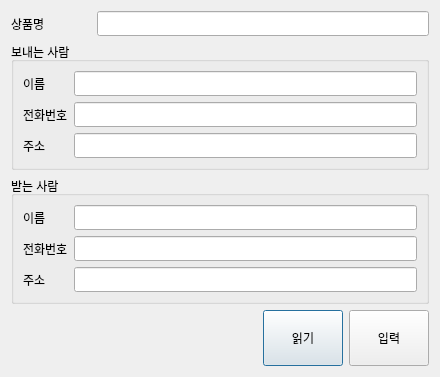
Before: the Qt Designer form gui/invoice.ui in addinedu-ros-5th/iot-repo-3, drawn with Qt 5.
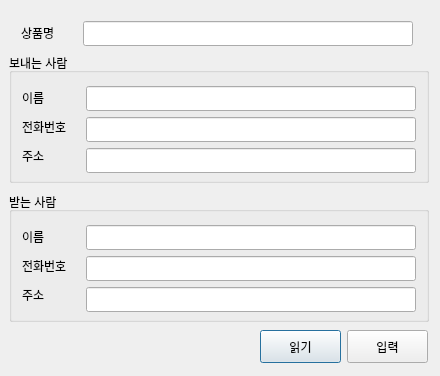
After: the same form once the commit is applied.

Commit message: modify gui visualization issues

```diff
--- a/gui/invoice.ui
+++ b/gui/invoice.ui
@@ -7,7 +7,7 @@
     <x>0</x>
     <y>0</y>
     <width>440</width>
-    <height>377</height>
+    <height>376</height>
    </rect>
   </property>
   <property name="windowTitle">
@@ -16,39 +16,27 @@
   <property name="layoutDirection">
    <enum>Qt::LeftToRight</enum>
   </property>
-  <layout class="QVBoxLayout" name="verticalLayout_5">
-   <item>
-    <layout class="QHBoxLayout" name="horizontalLayout_3">
-     <property name="spacing">
-      <number>0</number>
-     </property>
-     <item>
-      <widget class="QLabel" name="label_7">
-       <property name="text">
-        <string>상품명</string>
-       </property>
-      </widget>
-     </item>
-     <item>
-      <widget class="QLineEdit" name="lineProductName">
-       <property name="minimumSize">
-        <size>
-         <width>332</width>
-         <height>25</height>
-        </size>
-       </property>
-       <property name="maximumSize">
-        <size>
-         <width>332</width>
-         <height>25</height>
-        </size>
-       </property>
-      </widget>
-     </item>
-    </layout>
-   </item>
-   <item>
     <widget class="QGroupBox" name="groupBox">
+   <property name="geometry">
+    <rect>
+     <x>9</x>
+     <y>53</y>
+     <width>420</width>
+     <height>130</height>
+    </rect>
+   </property>
+   <property name="minimumSize">
+    <size>
+     <width>420</width>
+     <height>130</height>
+    </size>
+   </property>
+   <property name="maximumSize">
+    <size>
+     <width>420</width>
+     <height>130</height>
+    </size>
+   </property>
      <property name="font">
       <font>
        <weight>50</weight>
@@ -58,68 +46,27 @@
      <property name="title">
       <string>보내는 사람</string>
      </property>
-     <layout class="QHBoxLayout" name="horizontalLayout_2">
-      <item>
-       <layout class="QVBoxLayout" name="verticalLayout">
-        <item>
-         <widget class="QLabel" name="labelRecevierName">
-          <property name="text">
-           <string>이름</string>
-          </property>
-         </widget>
-        </item>
-        <item>
-         <widget class="QLabel" name="labelSenderNumber">
-          <property name="text">
-           <string>전화번호</string>
-          </property>
-         </widget>
-        </item>
-        <item>
-         <widget class="QLabel" name="labelSenderAddress">
-          <property name="text">
-           <string>주소</string>
-          </property>
-         </widget>
-        </item>
-       </layout>
-      </item>
-      <item>
-       <layout class="QVBoxLayout" name="verticalLayout_3">
-        <item>
-         <widget class="QLineEdit" name="lineSenderName">
-          <property name="enabled">
-           <bool>true</bool>
-          </property>
-          <property name="minimumSize">
-           <size>
-            <width>200</width>
-            <height>25</height>
-           </size>
-          </property>
-         </widget>
-        </item>
-        <item>
-         <widget class="QLineEdit" name="lineSenderNumber">
-          <property name="enabled">
-           <bool>true</bool>
-          </property>
-          <property name="minimumSize">
-           <size>
-            <width>200</width>
-            <height>25</height>
-           </size>
-          </property>
-         </widget>
-        </item>
-        <item>
          <widget class="QLineEdit" name="lineSenderAddress">
           <property name="enabled">
            <bool>true</bool>
           </property>
+    <property name="geometry">
+     <rect>
+      <x>77</x>
+      <y>95</y>
+      <width>330</width>
+      <height>25</height>
+     </rect>
+    </property>
           <property name="minimumSize">
            <size>
-            <width>200</width>
+      <width>330</width>
+      <height>25</height>
+     </size>
+    </property>
+    <property name="maximumSize">
+     <size>
+      <width>330</width>
             <height>25</height>
            </size>
           </property>
@@ -127,95 +74,236 @@
            <string/>
           </property>
          </widget>
-        </item>
-       </layout>
-      </item>
-     </layout>
-    </widget>
-   </item>
-   <item>
+   <widget class="QLineEdit" name="lineSenderName">
+    <property name="enabled">
+     <bool>true</bool>
+    </property>
+    <property name="geometry">
+     <rect>
+      <x>77</x>
+      <y>33</y>
+      <width>330</width>
+      <height>25</height>
+     </rect>
+    </property>
+    <property name="minimumSize">
+     <size>
+      <width>330</width>
+      <height>25</height>
+     </size>
+    </property>
+    <property name="maximumSize">
+     <size>
+      <width>330</width>
+      <height>25</height>
+     </size>
+    </property>
+   </widget>
+   <widget class="QLineEdit" name="lineSenderNumber">
+    <property name="enabled">
+     <bool>true</bool>
+    </property>
+    <property name="geometry">
+     <rect>
+      <x>77</x>
+      <y>64</y>
+      <width>330</width>
+      <height>25</height>
+     </rect>
+    </property>
+    <property name="minimumSize">
+     <size>
+      <width>330</width>
+      <height>25</height>
+     </size>
+    </property>
+    <property name="maximumSize">
+     <size>
+      <width>330</width>
+      <height>25</height>
+     </size>
+    </property>
+   </widget>
+   <widget class="QLabel" name="labelSenderAddress">
+    <property name="geometry">
+     <rect>
+      <x>13</x>
+      <y>91</y>
+      <width>28</width>
+      <height>23</height>
+     </rect>
+    </property>
+    <property name="text">
+     <string>주소</string>
+    </property>
+   </widget>
+   <widget class="QLabel" name="labelRecevierName">
+    <property name="geometry">
+     <rect>
+      <x>13</x>
+      <y>33</y>
+      <width>28</width>
+      <height>23</height>
+     </rect>
+    </property>
+    <property name="text">
+     <string>이름</string>
+    </property>
+   </widget>
+   <widget class="QLabel" name="labelSenderNumber">
+    <property name="geometry">
+     <rect>
+      <x>13</x>
+      <y>62</y>
+      <width>56</width>
+      <height>23</height>
+     </rect>
+    </property>
+    <property name="text">
+     <string>전화번호</string>
+    </property>
+   </widget>
+  </widget>
     <widget class="QGroupBox" name="groupBox_2">
+   <property name="geometry">
+    <rect>
+     <x>9</x>
+     <y>192</y>
+     <width>420</width>
+     <height>130</height>
+    </rect>
+   </property>
+   <property name="minimumSize">
+    <size>
+     <width>420</width>
+     <height>130</height>
+    </size>
+   </property>
+   <property name="maximumSize">
+    <size>
+     <width>420</width>
+     <height>130</height>
+    </size>
+   </property>
      <property name="title">
       <string>받는 사람</string>
      </property>
-     <layout class="QHBoxLayout" name="horizontalLayout">
-      <item>
-       <layout class="QVBoxLayout" name="verticalLayout_2">
-        <item>
-         <widget class="QLabel" name="labelReceiverName">
-          <property name="text">
-           <string>이름</string>
-          </property>
-         </widget>
-        </item>
-        <item>
-         <widget class="QLabel" name="labelReceiverNumber">
-          <property name="text">
-           <string>전화번호</string>
-          </property>
-         </widget>
-        </item>
-        <item>
-         <widget class="QLabel" name="labelReceiverAddress">
-          <property name="text">
-           <string>주소</string>
-          </property>
-         </widget>
-        </item>
-       </layout>
-      </item>
-      <item>
-       <layout class="QVBoxLayout" name="verticalLayout_4">
-        <item>
-         <widget class="QLineEdit" name="lineReceiverName">
-          <property name="minimumSize">
-           <size>
-            <width>200</width>
-            <height>25</height>
-           </size>
-          </property>
-         </widget>
-        </item>
-        <item>
          <widget class="QLineEdit" name="lineReceiverrNumber">
+    <property name="geometry">
+     <rect>
+      <x>77</x>
+      <y>64</y>
+      <width>330</width>
+      <height>25</height>
+     </rect>
+    </property>
           <property name="minimumSize">
            <size>
-            <width>200</width>
+      <width>330</width>
             <height>25</height>
            </size>
           </property>
-         </widget>
-        </item>
-        <item>
+    <property name="maximumSize">
+     <size>
+      <width>330</width>
+      <height>25</height>
+     </size>
+    </property>
+   </widget>
+   <widget class="QLineEdit" name="lineReceiverName">
+    <property name="geometry">
+     <rect>
+      <x>77</x>
+      <y>33</y>
+      <width>330</width>
+      <height>25</height>
+     </rect>
+    </property>
+    <property name="minimumSize">
+     <size>
+      <width>330</width>
+      <height>25</height>
+     </size>
+    </property>
+    <property name="maximumSize">
+     <size>
+      <width>330</width>
+      <height>25</height>
+     </size>
+    </property>
+   </widget>
          <widget class="QLineEdit" name="lineReceiverAddress">
+    <property name="geometry">
+     <rect>
+      <x>77</x>
+      <y>95</y>
+      <width>330</width>
+      <height>25</height>
+     </rect>
+    </property>
           <property name="minimumSize">
            <size>
-            <width>200</width>
+      <width>330</width>
             <height>25</height>
            </size>
           </property>
-         </widget>
-        </item>
-       </layout>
-      </item>
-     </layout>
-    </widget>
-   </item>
-   <item>
-    <layout class="QHBoxLayout" name="horizontalLayout_4">
-     <item>
-      <spacer name="horizontalSpacer">
-       <property name="orientation">
-        <enum>Qt::Horizontal</enum>
-       </property>
-       <property name="sizeHint" stdset="0">
+    <property name="maximumSize">
         <size>
-         <width>40</width>
-         <height>20</height>
-        </size>
-       </property>
-      </spacer>
-     </item>
+      <width>330</width>
+      <height>25</height>
+     </size>
+    </property>
+   </widget>
+   <widget class="QLabel" name="labelReceiverAddress">
+    <property name="geometry">
+     <rect>
+      <x>13</x>
+      <y>91</y>
+      <width>28</width>
+      <height>23</height>
+     </rect>
+    </property>
+    <property name="text">
+     <string>주소</string>
+    </property>
+   </widget>
+   <widget class="QLabel" name="labelReceiverName">
+    <property name="geometry">
+     <rect>
+      <x>13</x>
+      <y>33</y>
+      <width>28</width>
+      <height>23</height>
+     </rect>
+    </property>
+    <property name="text">
+     <string>이름</string>
+    </property>
+   </widget>
+   <widget class="QLabel" name="labelReceiverNumber">
+    <property name="geometry">
+     <rect>
+      <x>13</x>
+      <y>62</y>
+      <width>56</width>
+      <height>23</height>
+     </rect>
+    </property>
+    <property name="text">
+     <string>전화번호</string>
+    </property>
+   </widget>
+  </widget>
+  <widget class="QWidget" name="">
+   <property name="geometry">
+    <rect>
+     <x>260</x>
+     <y>330</y>
+     <width>168</width>
+     <height>33</height>
+    </rect>
+   </property>
+   <layout class="QHBoxLayout" name="horizontalLayout">
      <item>
       <widget class="QPushButton" name="btnRead">
        <property name="maximumSize">
@@ -246,8 +334,48 @@
       </widget>
      </item>
     </layout>
-   </item>
-  </layout>
+  </widget>
+  <widget class="QLineEdit" name="lineProductName">
+   <property name="geometry">
+    <rect>
+     <x>83</x>
+     <y>21</y>
+     <width>330</width>
+     <height>25</height>
+    </rect>
+   </property>
+   <property name="minimumSize">
+    <size>
+     <width>330</width>
+     <height>25</height>
+    </size>
+   </property>
+   <property name="maximumSize">
+    <size>
+     <width>330</width>
+     <height>25</height>
+    </size>
+   </property>
+  </widget>
+  <widget class="QLabel" name="label_7">
+   <property name="geometry">
+    <rect>
+     <x>21</x>
+     <y>21</y>
+     <width>42</width>
+     <height>23</height>
+    </rect>
+   </property>
+   <property name="font">
+    <font>
+     <weight>50</weight>
+     <bold>false</bold>
+    </font>
+   </property>
+   <property name="text">
+    <string>상품명</string>
+   </property>
+  </widget>
  </widget>
  <resources/>
  <connections/>
```
Lines whose indentation alone changed are shown as unchanged.
